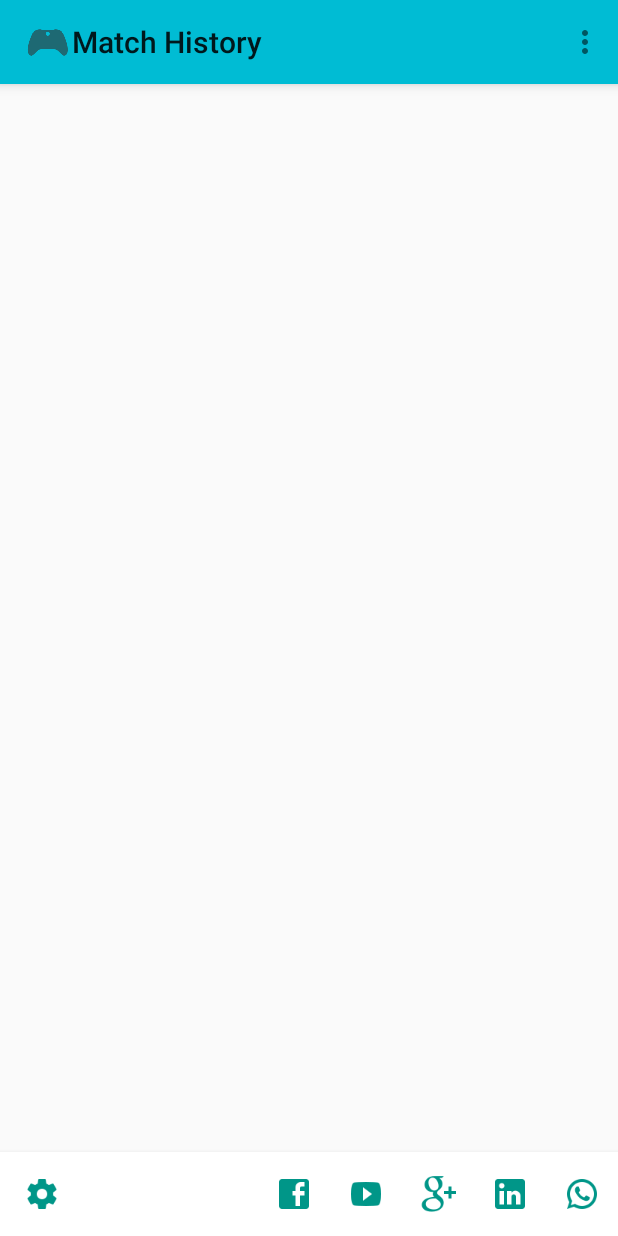
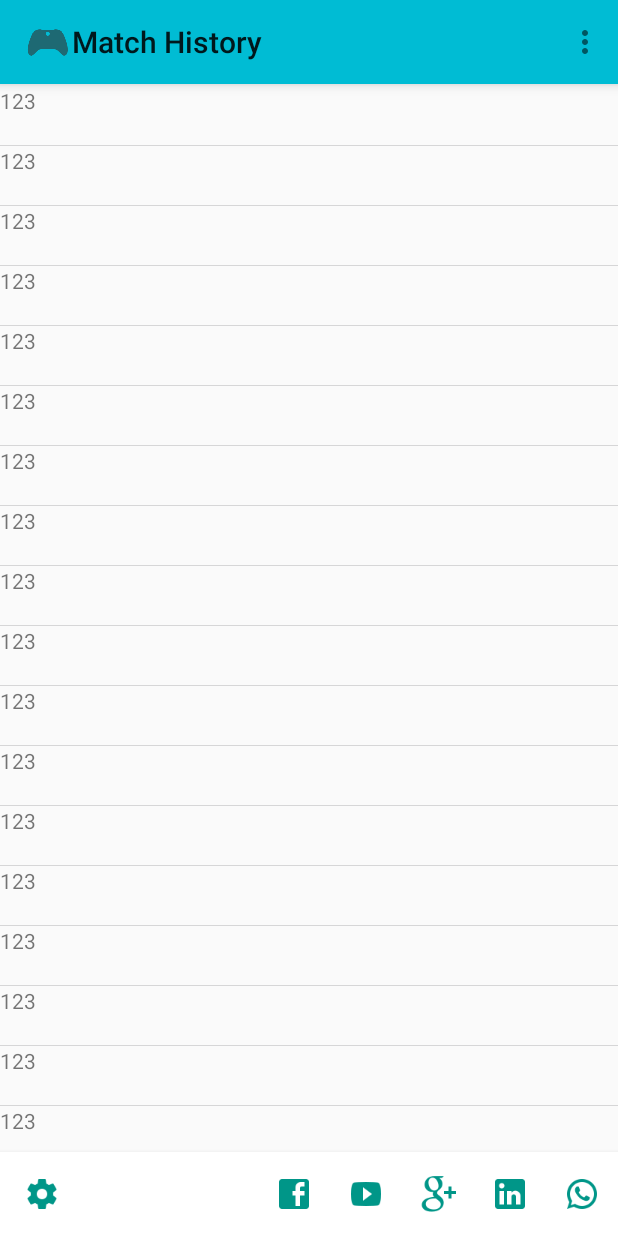
Before and after one commit to jeanlks/Dota, an Android app: the screen it shows after launch (MainActivity), on a phone screen of 412 x 824 dp. Run offline under Robolectric (Android 15) with nearby library versions, the phone set to English and light mode, and no system bars; libraries missing offline, so code that uses them is left out: com.mikepenz.materialdrawer; 2 statements that could not run were skipped.

Commit message:
Adapter e RecyclerView adicionados
Adapter e RecyclerView da activity que lista as partidas jogadas foram
adicionadas.

```diff
--- a/DotaHistory/app/build.gradle
+++ b/DotaHistory/app/build.gradle
@@ -22,7 +22,9 @@ android {
 dependencies {
     compile fileTree(dir: 'libs', include: ['*.jar'])
     compile 'com.android.support:appcompat-v7:22.1.1'
-    compile 'com.android.support:recyclerview-v7:21.0.+'
+    compile 'com.android.support:support-v4:22.0.0'
+    compile 'com.android.support:recyclerview-v7:+'
+    compile 'com.android.support:cardview-v7:+'
     compile('com.mikepenz:materialdrawer:3.0.3@aar') {
         transitive = true
     }
--- a/DotaHistory/app/src/main/java/br/ufg/inf/com/dota/MainActivity.java
+++ b/DotaHistory/app/src/main/java/br/ufg/inf/com/dota/MainActivity.java
@@ -3,15 +3,12 @@ package br.ufg.inf.com.dota;
 import android.content.Intent;
 import android.net.Uri;
 import android.os.Bundle;
-import android.support.v4.app.Fragment;
 import android.support.v7.app.ActionBarActivity;
 import android.support.v7.widget.Toolbar;
 import android.view.Gravity;
-import android.view.LayoutInflater;
 import android.view.Menu;
 import android.view.MenuItem;
 import android.view.View;
-import android.view.ViewGroup;
 import android.widget.AdapterView;
 import android.widget.Toast;
 
@@ -21,6 +18,8 @@ import com.mikepenz.materialdrawer.accountswitcher.AccountHeader;
 import com.mikepenz.materialdrawer.model.PrimaryDrawerItem;
 import com.mikepenz.materialdrawer.model.interfaces.IDrawerItem;
 
+import fragments.fragmentMain;
+
 
 public class MainActivity extends ActionBarActivity {
     private Toolbar mToolBar;
@@ -28,13 +27,14 @@ public class MainActivity extends ActionBarActivity {
     private Drawer navigationDrawerLeft;
      private Drawer navigationDrawerRight;
     private AccountHeader headerNavigationLeft;
+
     @Override
     protected void onCreate(Bundle savedInstanceState) {
         super.onCreate(savedInstanceState);
         setContentView(R.layout.activity_main);
         if (savedInstanceState == null) {
             getSupportFragmentManager().beginTransaction()
-                    .add(R.id.container, new PlaceholderFragment())
+                    .add(R.id.container, new fragmentMain())
                     .commit();
         }
 
@@ -133,19 +133,4 @@ public class MainActivity extends ActionBarActivity {
         return super.onOptionsItemSelected(item);
     }
 
-    /**
-     * A placeholder fragment containing a simple view.
-     */
-    public static class PlaceholderFragment extends Fragment {
-
-        public PlaceholderFragment() {
-        }
-
-        @Override
-        public View onCreateView(LayoutInflater inflater, ViewGroup container,
-                                 Bundle savedInstanceState) {
-            View rootView = inflater.inflate(R.layout.fragment_main, container, false);
-            return rootView;
-        }
-    }
 }
--- /dev/null
+++ b/DotaHistory/app/src/main/java/br/ufg/inf/com/dota/adapters/MatchAdapter.java
@@ -0,0 +1,78 @@
+package br.ufg.inf.com.dota.adapters;
+
+import android.content.Context;
+import android.support.v7.widget.RecyclerView;
+import android.util.Log;
+import android.view.LayoutInflater;
+import android.view.View;
+import android.view.ViewGroup;
+import android.widget.TextView;
+
+import java.util.ArrayList;
+import java.util.List;
+
+import br.ufg.inf.com.dota.R;
+import model.Match;
+
+public class MatchAdapter extends RecyclerView.Adapter<MatchAdapter.ViewHolder> {
+    private Context mContext;
+    private List<Match> mList = new ArrayList<>();
+    private LayoutInflater mLayoutInflater;
+
+
+
+    public MatchAdapter(Context c, List<Match> l){
+        mContext = c;
+        mList = l;
+        mLayoutInflater = (LayoutInflater) c.getSystemService(Context.LAYOUT_INFLATER_SERVICE);
+
+
+    }
+
+
+    @Override
+    public ViewHolder onCreateViewHolder(ViewGroup viewGroup, int viewType) {
+        View v = mLayoutInflater.inflate(R.layout.item_match, viewGroup, false);
+        ViewHolder mvh = new ViewHolder(v);
+        return mvh;
+    }
+
+    @Override
+    public void onBindViewHolder(ViewHolder ViewHolder, int position) {
+        Log.i(MatchAdapter.class.getName(),Integer.toString(mList.get(position).getMatch_id()));
+        ViewHolder.textView.setText(Integer.toString(mList.get(position).getMatch_id()));
+
+    }
+
+    @Override
+    public int getItemCount() {
+        return mList.size();
+    }
+
+
+
+    public void addListItem(Match c, int position){
+        mList.add(c);
+        notifyItemInserted(position);
+    }
+
+
+    public void removeListItem(int position){
+        mList.remove(position);
+        notifyItemRemoved(position);
+    }
+
+
+    public class ViewHolder extends RecyclerView.ViewHolder  {
+        public TextView textView;
+
+        public ViewHolder(View itemView) {
+            super(itemView);
+
+            textView = (TextView) itemView.findViewById(R.id.matchID);
+
+
+        }
+
+    }
+}
--- /dev/null
+++ b/DotaHistory/app/src/main/java/fragments/fragmentMain.java
@@ -0,0 +1,66 @@
+package fragments;
+
+import android.os.Bundle;
+import android.support.v4.app.Fragment;
+import android.support.v7.widget.LinearLayoutManager;
+import android.support.v7.widget.RecyclerView;
+import android.view.LayoutInflater;
+import android.view.View;
+import android.view.ViewGroup;
+
+import java.util.ArrayList;
+import java.util.List;
+
+import br.ufg.inf.com.dota.adapters.MatchAdapter;
+import br.ufg.inf.com.dota.R;
+import model.Match;
+
+public class fragmentMain extends Fragment {
+    private RecyclerView mRecyclerView;
+    private List<Match> mList = new ArrayList<>();
+
+    public fragmentMain() {
+    }
+
+    @Override
+    public View onCreateView(LayoutInflater inflater, ViewGroup container,
+                             Bundle savedInstanceState) {
+        View rootView = inflater.inflate(R.layout.fragment_main, container, false);
+
+        mRecyclerView = (RecyclerView) rootView.findViewById(R.id.rv_list);
+        mRecyclerView.setHasFixedSize(true);
+
+
+        LinearLayoutManager llm = new LinearLayoutManager(getActivity());
+        mRecyclerView.setLayoutManager(llm);
+
+
+        Match match = new Match();
+        match.setMatch_id(123);
+        mList.add(match);
+        mList.add(match);
+        mList.add(match);
+        mList.add(match);
+        mList.add(match);
+        mList.add(match);
+        mList.add(match);
+        mList.add(match);
+        mList.add(match);
+        mList.add(match);
+        mList.add(match);
+        mList.add(match);
+        mList.add(match);
+        mList.add(match);
+        mList.add(match);
+        mList.add(match);
+        mList.add(match);
+        mList.add(match);
+        mList.add(match);
+        mList.add(match);
+
+
+        MatchAdapter adapter = new MatchAdapter(getActivity(), mList);
+        mRecyclerView.setAdapter(adapter);
+        return rootView;
+    }
+}
--- a/DotaHistory/app/src/main/res/layout/fragment_main.xml
+++ b/DotaHistory/app/src/main/res/layout/fragment_main.xml
@@ -1,9 +1,16 @@
-<RelativeLayout xmlns:android="http://schemas.android.com/apk/res/android"
-    xmlns:tools="http://schemas.android.com/tools" android:layout_width="match_parent"
-    android:layout_height="match_parent" android:paddingLeft="@dimen/activity_horizontal_margin"
-    android:paddingRight="@dimen/activity_horizontal_margin"
-    android:paddingTop="@dimen/activity_vertical_margin"
-    android:paddingBottom="@dimen/activity_vertical_margin"
-    tools:context=".MainActivity$PlaceholderFragment">
+<FrameLayout xmlns:android="http://schemas.android.com/apk/res/android"
+    xmlns:tools="http://schemas.android.com/tools"
+    android:layout_width="match_parent"
+    android:layout_height="match_parent"
+    android:paddingBottom="58dp"
+    android:paddingTop="57dp"
+    tools:context="br.ufg.inf.com.dota.fragments.fragmentMain">
 
-</RelativeLayout>
+
+    <android.support.v7.widget.RecyclerView
+        android:id="@+id/rv_list"
+        android:layout_width="match_parent"
+        android:layout_height="match_parent"/>
+
+
+</FrameLayout>
--- /dev/null
+++ b/DotaHistory/app/src/main/res/layout/item_match.xml
@@ -0,0 +1,20 @@
+<LinearLayout xmlns:android="http://schemas.android.com/apk/res/android"
+
+
+    android:layout_width="match_parent"
+    android:layout_height="wrap_content"
+    android:orientation="vertical">
+
+    <TextView
+        android:id="@+id/matchID"
+        android:layout_width="wrap_content"
+        android:layout_height="wrap_content" />
+
+    <View
+        android:id="@+id/vw_divider"
+        android:layout_width="match_parent"
+        android:layout_height="0.8dp"
+        android:layout_marginTop="20dp"
+        android:background="@color/colorPrimary" />
+
+</LinearLayout>
```
Also changed, not shown: 1 other file.
